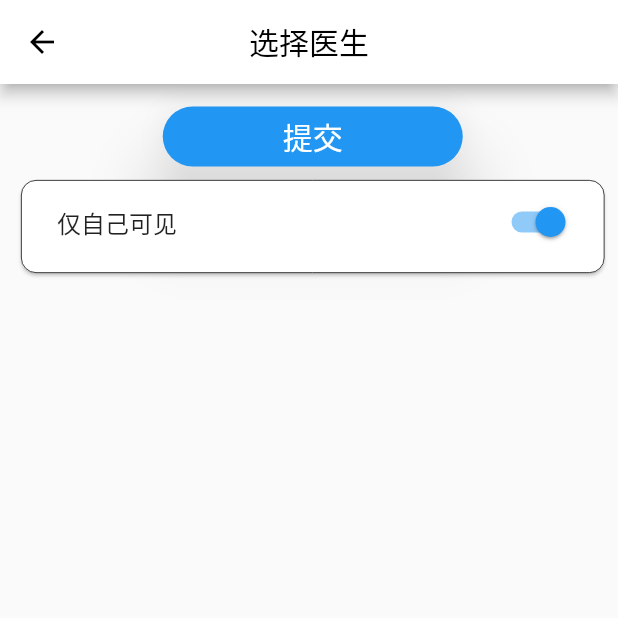
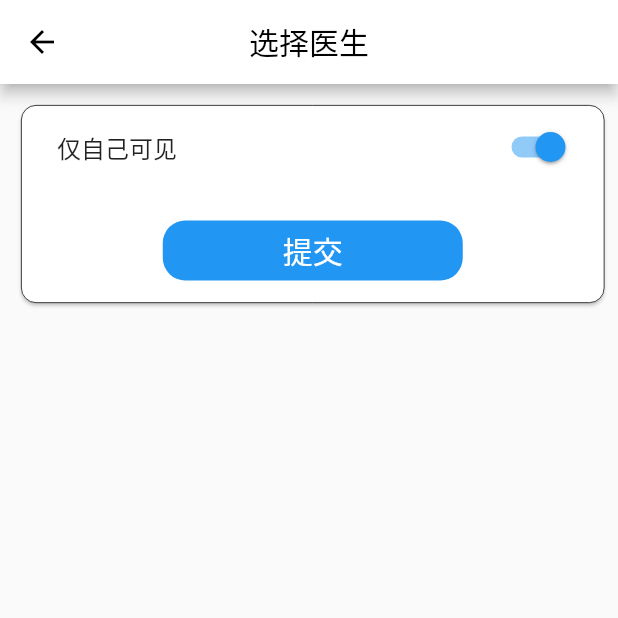
Before and after one commit to Dodoushu/ASECloudRecord, a Flutter app: the doctorSelect screen opened directly, on a phone screen of 412 x 824 dp, the top half of it. Run offline on Flutter 3.47's test engine with Material 2 defaults, Android fonts, the phone set to English and light mode, and no system bars; our stand-ins replace dio, file_picker, image_picker, photo_view, shared_preferences; missing offline and left inert: dart:ffi; accounts and stored records are empty.

Commit message:
setting位置调整

```diff
--- a/lib/patient/setting/doctorSelect.dart
+++ b/lib/patient/setting/doctorSelect.dart
@@ -161,30 +161,6 @@ class _doctorSelectState extends State<doctorSelect> {
         padding: EdgeInsets.only(top: 10, left: 10, right: 5),
         child: Column(
           children: <Widget>[
-            new Container(
-                height: 40.0,
-                width: 200,
-                margin: EdgeInsets.only(top:5,bottom: 5),
-                child: new SizedBox.expand(
-                  child: new RaisedButton(
-                    elevation: 20,
-                    onPressed: (){
-                      print(selectedDoctor.isNotEmpty);
-//                      for(Map obj in selectedDoctor){
-//                        print(obj['id']);
-//                      };
-                    },
-                    color: Colors.blue,
-                    child: new Text(
-                      '提交',
-                      style: TextStyle(
-                          fontSize: 20.0,
-                          color: Color.fromARGB(255, 255, 255, 255)),
-                    ),
-                    shape: new RoundedRectangleBorder(borderRadius: new BorderRadius.circular(40.0)),
-                  ),
-                )
-            ),
             Card(
               shape: RoundedRectangleBorder(
                   borderRadius: BorderRadius.all(Radius.circular(10.0)),
@@ -237,6 +213,30 @@ class _doctorSelectState extends State<doctorSelect> {
                   Container(
                     child: buildSelectedCheckboxListTile(),
                   ),
+                  new Container(
+                      height: 40.0,
+                      width: 200,
+                      margin: EdgeInsets.only(top:15,bottom: 15),
+                      child: new SizedBox.expand(
+                        child: new RaisedButton(
+                          elevation: 0,
+                          onPressed: (){
+                            print(selectedDoctor.isNotEmpty);
+//                      for(Map obj in selectedDoctor){
+//                        print(obj['id']);
+//                      };
+                          },
+                          color: Colors.blue,
+                          child: new Text(
+                            '提交',
+                            style: TextStyle(
+                                fontSize: 20.0,
+                                color: Color.fromARGB(255, 255, 255, 255)),
+                          ),
+                          shape: new RoundedRectangleBorder(borderRadius: new BorderRadius.circular(15.0)),
+                        ),
+                      )
+                  ),
                   Container(child:text2()),
                   Container(
                     child: buildUnSelectedCheckboxListTile(),
```
